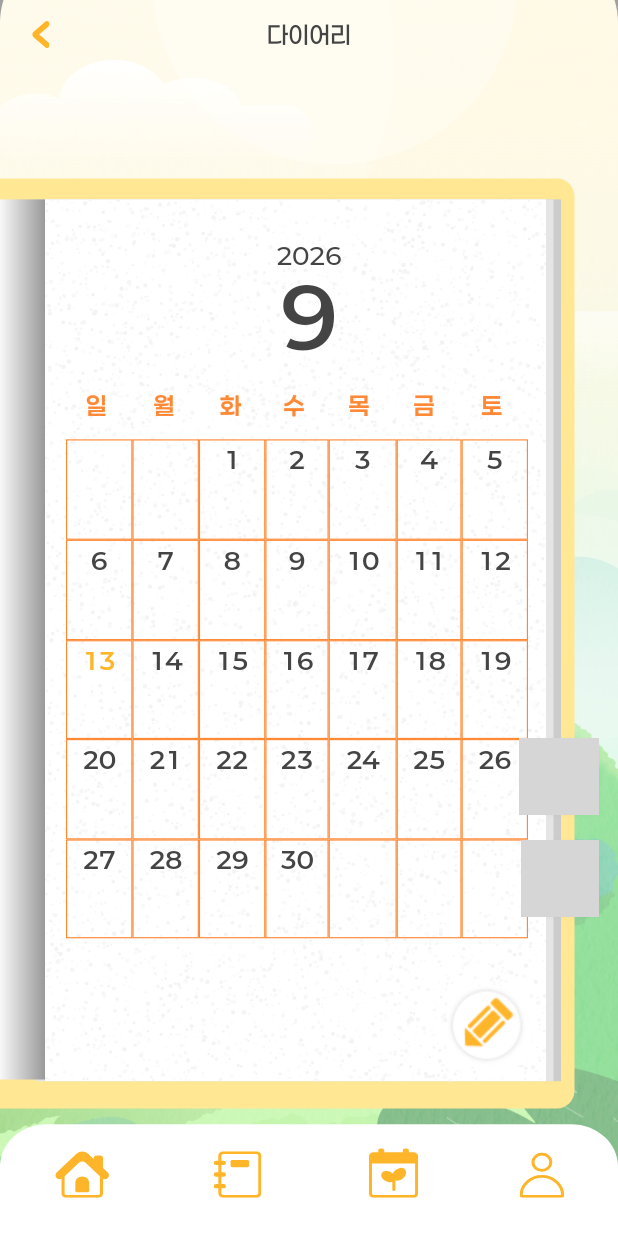
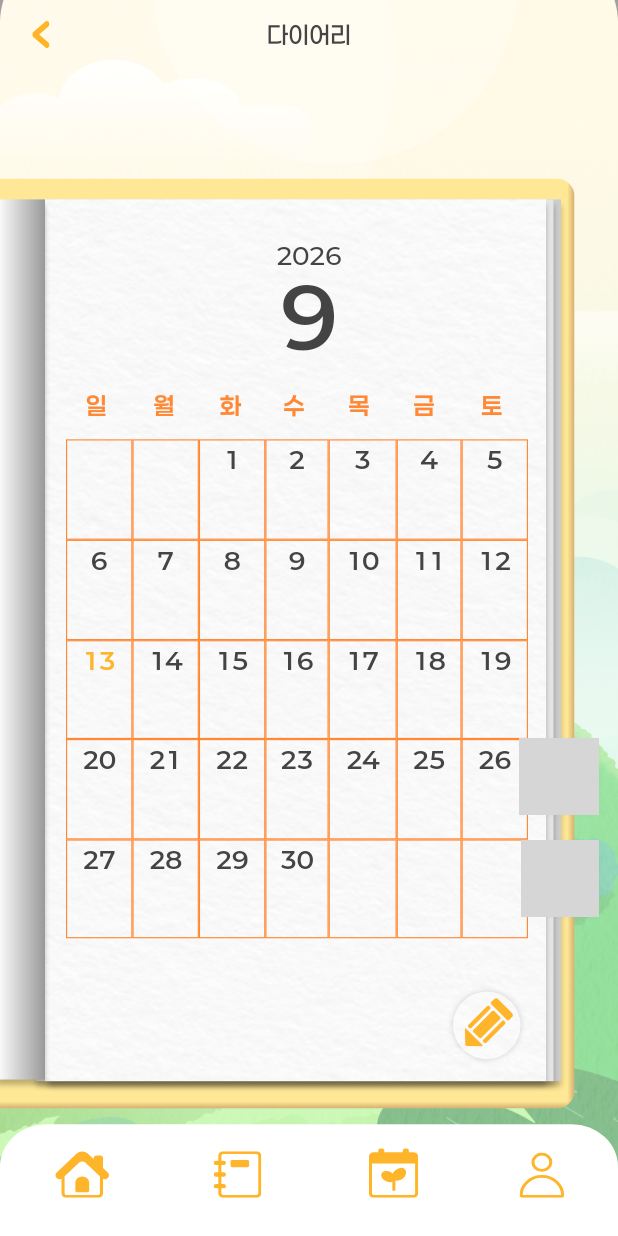
Before and after one commit to YuEngMe/Leafie, a Flutter app: the screen it shows once a user with an empty profile is signed in, item 2 of the bottom bar chosen, on a phone screen of 412 x 824 dp. Run offline on Flutter 3.47's test engine with Material 3 defaults, Android fonts, the phone set to English and light mode, and no system bars; our stand-ins replace flutter_dotenv, flutter_svg, image_picker, supabase_flutter; accounts and stored records are empty; project files that could hold a hidden picture were left out; grey boxes are pictures that could not be loaded.

Commit message:
fix(frontend): 다이어리 종이·표지·연필 버튼을 시안(3496:11674) 노드값대로 맞춘다
디자이너가 "둘 다 시안과 다르다"고 해서 노드를 다시 읽었다.

- 종이 세 장(3496:11999/11988/11989)과 책등은 시안대로 아래 3.45~3.70px
  검정 25% 그림자를 되살린다. Figma blur는 2σ, Flutter blurRadius는
  σ=r·0.577+0.5라 값을 그대로 쓰면 두 배 번지므로 _figmaShadow로 환산한다.
- 표지(3496:11987)의 안쪽 그림자 -3,-3 blur 3.712 rgba(86,0,0,.25)가
  빠져 있었다. Flutter엔 inset shadow가 없어 오른쪽·아래 그라디언트로
  그린다. 표지 색 #FFE895, 셋째 장 #CDCDCD도 노드값으로.
- 종이 질감은 점 알갱이(_PaperGrainPainter) 대신 시안의 구겨진 종이
  래스터(3496:12000, multiply 30%)를 깐다. "점이 튀어나온다"던 문제도
  같이 없어진다.
- 연필 버튼: PNG 내보내기에 흰 배경이 구워져 네모가 비쳤다. SVG +
  캘린더와 같은 FabShadowPainter(calendar_pieces로 옮김)로 그린다.

iPhone 16 Pro에서 시안 렌더와 종이 모서리를 나란히 확인했다.

Co-Authored-By: Claude Fable 5.1 <noreply@anthropic.com>
Claude-Session: https://claude.ai/code/session_016cEZaxycdvPC2U1fgjug9F

```diff
--- a/frontend/lib/screens/calendar_screen.dart
+++ b/frontend/lib/screens/calendar_screen.dart
@@ -305,7 +305,7 @@ class _CalendarScreenState extends State<CalendarScreen> {
                     behavior: HitTestBehavior.opaque,
                     onTap: _showCreateSheet,
                     child: CustomPaint(
-                      painter: const _CalendarAddShadow(),
+                      painter: const FabShadowPainter(),
                       child: SvgPicture.asset('assets/images/calendar_fab.svg'),
                     ),
                   ),
@@ -348,35 +348,6 @@ class _CalendarScreenState extends State<CalendarScreen> {
 
 /// flutter_svg omits SVG filters. Reproduce only the exported circle's shadow;
 /// the circle and plus glyph themselves remain the unmodified Figma asset.
-class _CalendarAddShadow extends CustomPainter {
-  const _CalendarAddShadow();
-
-  @override
-  void paint(Canvas canvas, Size size) {
-    final circle = Rect.fromCircle(
-      center: size.center(Offset.zero),
-      radius: 22.5,
-    );
-    canvas.save();
-    canvas.clipPath(
-      Path.combine(
-        PathOperation.difference,
-        Path()..addRect(Offset.zero & size),
-        Path()..addOval(circle),
-      ),
-    );
-    canvas.drawOval(
-      circle,
-      Paint()
-        ..color = const Color(0x29000000)
-        ..maskFilter = const MaskFilter.blur(BlurStyle.normal, 1.95833),
-    );
-    canvas.restore();
-  }
-
-  @override
-  bool shouldRepaint(_CalendarAddShadow oldDelegate) => false;
-}
 
 class _CalendarHeader extends StatelessWidget {
   const _CalendarHeader({
--- a/frontend/lib/theme/app_colors.dart
+++ b/frontend/lib/theme/app_colors.dart
@@ -61,11 +61,11 @@ const Color kDiaryGridLine = Color(0xFFFF8834);
 const Color kDiaryPaper = Color(0xFFFFFFFF);
 
 // 종이 뒤에 겹쳐 보이는 두 장(3496:11988, 3496:11989).
-const Color kDiaryPaperBack2 = Color(0xFFCCCCCC);
+const Color kDiaryPaperBack2 = Color(0xFFCDCDCD); // 세번째 3496:11988
 const Color kDiaryPaperBack1 = Color(0xFFE6E5E5);
 
 // 노란 책 표지(3496:11987).
-const Color kDiaryCover = Color(0xFFFFE794);
+const Color kDiaryCover = Color(0xFFFFE895); // 커버 3496:11987
 
 // 달 넘김 버튼(3496:11993 초록, 3496:11996 분홍).
 const Color kDiaryPrevGreen = Color(0xFFC1E15F);
--- a/frontend/lib/widgets/calendar_pieces.dart
+++ b/frontend/lib/widgets/calendar_pieces.dart
@@ -144,9 +144,7 @@ class CalendarCompleteMark extends StatelessWidget {
           // 시안(3429:715)의 미완료 원은 테두리 없는 순백이라 흰 카드 위에서
           // 사라진다. 시안 자체도 종이색 배경 위에서만 보이는 것이라
           // 카드 위에서 구분되도록 옅은 테두리를 준다.
-          border: completed
-              ? null
-              : Border.all(color: kGaugeTrack, width: 1),
+          border: completed ? null : Border.all(color: kGaugeTrack, width: 1),
         ),
         child: completed
             ? const Center(
@@ -236,7 +234,9 @@ class CalendarModeSwitch extends StatelessWidget {
             ),
           ),
           Positioned(
-            left: weekSelected ? width - _knobInset - _knobDiameter : _knobInset,
+            left: weekSelected
+                ? width - _knobInset - _knobDiameter
+                : _knobInset,
             top: (height - _knobDiameter) / 2,
             width: _knobDiameter,
             height: _knobDiameter,
@@ -244,9 +244,7 @@ class CalendarModeSwitch extends StatelessWidget {
               decoration: BoxDecoration(
                 color: Colors.white,
                 shape: BoxShape.circle,
-                boxShadow: [
-                  BoxShadow(color: Color(0x33000000), blurRadius: 5),
-                ],
+                boxShadow: [BoxShadow(color: Color(0x33000000), blurRadius: 5)],
               ),
             ),
           ),
@@ -404,3 +402,36 @@ Widget calendarPins({required bool week}) => Positioned(
     fit: BoxFit.fill,
   ),
 );
+
+/// 45px 원형 버튼의 드롭 섀도(3341:493, 3496:12213 공통: blur σ1.958, 검정 20%,
+/// 오프셋 0). 에셋 캔버스 52.833은 그림자 여백 3.917을 사방에 둔다.
+/// flutter_svg가 filter를 못 그려 원 바깥에만 직접 칠한다.
+class FabShadowPainter extends CustomPainter {
+  const FabShadowPainter();
+
+  @override
+  void paint(Canvas canvas, Size size) {
+    final circle = Rect.fromCircle(
+      center: size.center(Offset.zero),
+      radius: 22.5,
+    );
+    canvas.save();
+    canvas.clipPath(
+      Path.combine(
+        PathOperation.difference,
+        Path()..addRect(Offset.zero & size),
+        Path()..addOval(circle),
+      ),
+    );
+    canvas.drawOval(
+      circle,
+      Paint()
+        ..color = const Color(0x29000000)
+        ..maskFilter = const MaskFilter.blur(BlurStyle.normal, 1.95833),
+    );
+    canvas.restore();
+  }
+
+  @override
+  bool shouldRepaint(FabShadowPainter oldDelegate) => false;
+}
--- a/frontend/lib/widgets/diary_components.dart
+++ b/frontend/lib/widgets/diary_components.dart
@@ -1,10 +1,10 @@
 import 'dart:io';
-import 'dart:math';
 
 import 'package:flutter/material.dart';
 import 'package:flutter_svg/flutter_svg.dart';
 import 'package:yeso_plant/models/diary_entry.dart';
 import 'package:yeso_plant/widgets/app_bottom_nav.dart';
+import 'package:yeso_plant/widgets/calendar_pieces.dart';
 import 'package:yeso_plant/widgets/figma_asset_icons.dart';
 import 'package:yeso_plant/theme/app_colors.dart';
 import 'package:yeso_plant/theme/app_text_styles.dart';
@@ -82,43 +82,89 @@ class DiaryScaffoldBody extends StatelessWidget {
         ),
         // 노란 표지. 종이보다 조금 크고 왼쪽으로 빠져나간다.
         // 노란 표지(3496:11987). 단색 사각형이라 직접 그린다.
+        // 시안 커버(3496:11987)는 안쪽 그림자 -3,-3 blur 3.712 rgba(86,0,0,.25)
+        // 로 오른쪽·아래 가장자리가 살짝 어둡다. Flutter엔 inset shadow가
+        // 없어 두 방향 그라디언트로 그린다(폭 ≈ 3 + 3.712/2).
         Positioned.fromRect(
           rect: DiaryLayout.book,
-          child: DecoratedBox(
-            decoration: BoxDecoration(
+          child: ClipRRect(
+            borderRadius: BorderRadius.circular(11.786),
+            child: const ColoredBox(
               color: kDiaryCover,
-              borderRadius: BorderRadius.circular(11.79),
+              child: Stack(
+                fit: StackFit.expand,
+                children: [
+                  DecoratedBox(
+                    decoration: BoxDecoration(
+                      gradient: LinearGradient(
+                        begin: Alignment.centerLeft,
+                        end: Alignment.centerRight,
+                        colors: [
+                          Color(0x00560000),
+                          Color(0x00560000),
+                          Color(0x40560000),
+                        ],
+                        stops: [0, 1 - 4.856 / 440, 1],
+                      ),
+                    ),
+                  ),
+                  DecoratedBox(
+                    decoration: BoxDecoration(
+                      gradient: LinearGradient(
+                        begin: Alignment.topCenter,
+                        end: Alignment.bottomCenter,
+                        colors: [
+                          Color(0x00560000),
+                          Color(0x00560000),
+                          Color(0x40560000),
+                        ],
+                        stops: [0, 1 - 4.856 / 620, 1],
+                      ),
+                    ),
+                  ),
+                ],
+              ),
             ),
-            child: const SizedBox.expand(),
           ),
         ),
         // 뒤에 겹친 종이 두 장이 두께를 만든다(3496:11988, 3496:11989).
         Positioned.fromRect(
           rect: DiaryLayout.paperBack2,
-          child: const _PaperSheet(color: kDiaryPaperBack2),
+          child: _PaperSheet(color: kDiaryPaperBack2, blur: 3.703),
         ),
         Positioned.fromRect(
           rect: DiaryLayout.paperBack1,
-          child: const _PaperSheet(color: kDiaryPaperBack1),
+          child: _PaperSheet(color: kDiaryPaperBack1, blur: 3.675),
         ),
         ...paperTabs,
         Positioned.fromRect(
           rect: DiaryLayout.paper,
-          child: const _PaperSheet(
+          child: _PaperSheet(
             color: kDiaryPaper,
-            // 종이 질감(3496:12000). 내보낸 PNG가 순백이라 쓸 수 없어
-            // 시안에서 잰 노이즈(밝기 243~253)를 직접 뿌린다.
-            child: CustomPaint(painter: _PaperGrainPainter()),
+            blur: 3.452,
+            // 종이 질감(3496:12000 `image 308`): 구겨진 종이 래스터를
+            // multiply 30%로 덮는다. 흰 종이 위라 Opacity로 같은 결과.
+            child: ClipRect(
+              child: Opacity(
+                opacity: 0.3,
+                child: Image.asset(
+                  'assets/images/diary_paper_texture.png',
+                  fit: BoxFit.cover,
+                  excludeFromSemantics: true,
+                ),
+              ),
+            ),
           ),
         ),
         // 책등(3496:12001). 흰색에서 회색으로 빠지는 그라디언트다.
         Positioned.fromRect(
           rect: DiaryLayout.spine,
           child: DecoratedBox(
-            decoration: const BoxDecoration(
-              gradient: LinearGradient(
+            decoration: BoxDecoration(
+              gradient: const LinearGradient(
                 colors: [kBackgroundWhite, Color(0xFF999999)],
               ),
+              boxShadow: [_figmaShadow(3.452)],
             ),
             child: const SizedBox.expand(),
           ),
@@ -143,13 +189,18 @@ class DiaryScaffoldBody extends StatelessWidget {
                 child: Stack(
                   clipBehavior: Clip.none,
                   children: [
+                    // 3496:12213 원 45 + 그림자 여백 3.917. PNG 내보내기는
+                    // 흰 배경이 구워져 있어 SVG와 공용 섀도 페인터를 쓴다.
                     Positioned(
-                      left: -4,
-                      top: -4,
-                      child: Image.asset(
-                        'assets/images/icon_diary_fab.png',
-                        width: 53,
-                        height: 53,
+                      left: -3.917,
+                      top: -3.917,
+                      width: 52.833,
+                      height: 52.833,
+                      child: CustomPaint(
+                        painter: const FabShadowPainter(),
+                        child: SvgPicture.asset(
+                          'assets/images/icon_diary_fab.svg',
+                        ),
                       ),
                     ),
                   ],
@@ -163,47 +214,29 @@ class DiaryScaffoldBody extends StatelessWidget {
 }
 
 /// 겹쳐 놓는 종이 한 장. 세 장이 두께를 만든다(3496:11988~11999).
-/// 시안은 장마다 3.5px 그림자가 있지만 표지 위로 번져 지저분해 보인다고
-/// 해서(2026-09-11 디자이너 요청) 뺐다. 두께감은 뒤에 겹친 두 장이 낸다.
+/// Figma drop shadow(blur b, y b, 검정 25%)를 Flutter BoxShadow로 옮긴다.
+/// Figma/CSS의 blur는 2σ, Flutter의 blurRadius는 σ = r·0.577 + 0.5라
+/// 같은 값을 그대로 넣으면 시안보다 두 배 가까이 번진다.
+BoxShadow _figmaShadow(double blur, {Color color = const Color(0x40000000)}) {
+  final sigma = blur / 2;
+  final radius = ((sigma - 0.5) / 0.57735).clamp(0.0, double.infinity);
+  return BoxShadow(color: color, blurRadius: radius, offset: Offset(0, blur));
+}
+
+/// 종이 한 장. 시안(3496:11999/11988/11989)은 장마다 아래로 3.5~3.7px
+/// 그림자가 있다(2026-09-13 시안 재확인).
 class _PaperSheet extends StatelessWidget {
-  const _PaperSheet({required this.color, this.child});
+  const _PaperSheet({required this.color, required this.blur, this.child});
 
   final Color color;
+  final double blur;
   final Widget? child;
 
   @override
-  Widget build(BuildContext context) =>
-      ColoredBox(color: color, child: child ?? const SizedBox.expand());
-}
-
-/// 종이의 오돌토돌한 결. 시안은 밝기 243~253 사이의 잔 알갱이다.
-class _PaperGrainPainter extends CustomPainter {
-  const _PaperGrainPainter();
-
-  @override
-  void paint(Canvas canvas, Size size) {
-    // 가장자리 알갱이가 종이 밖으로 삐져나오지 않게 자른다.
-    canvas.clipRect(Offset.zero & size);
-    // 매 프레임 달라지면 지저분하니 자리를 고정한다.
-    final random = Random(7);
-    final paint = Paint();
-    final count = (size.width * size.height / 26).round();
-    for (var i = 0; i < count; i++) {
-      final shade = 243 + random.nextInt(11);
-      paint.color = Color.fromARGB(255, shade, shade, shade);
-      canvas.drawCircle(
-        Offset(
-          random.nextDouble() * size.width,
-          random.nextDouble() * size.height,
-        ),
-        random.nextDouble() * 1.1 + 0.4,
-        paint,
-      );
-    }
-  }
-
-  @override
-  bool shouldRepaint(_PaperGrainPainter oldDelegate) => false;
+  Widget build(BuildContext context) => DecoratedBox(
+    decoration: BoxDecoration(color: color, boxShadow: [_figmaShadow(blur)]),
+    child: child ?? const SizedBox.expand(),
+  );
 }
 
 /// 달력 한 장(2739:34974). 연·월과 요일 머리글, 6주 격자.
```
Also changed, not shown: frontend/assets/images/diary_paper_texture.png (added), frontend/assets/images/icon_diary_fab.png (deleted), frontend/assets/images/icon_diary_fab.svg, 2 other files.
